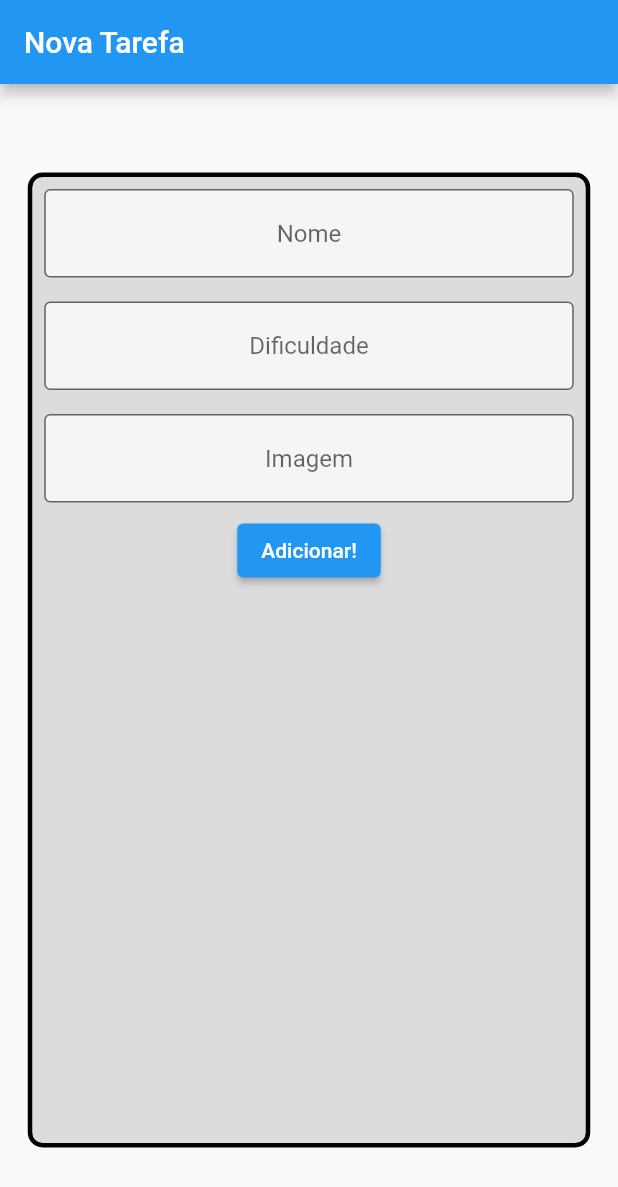
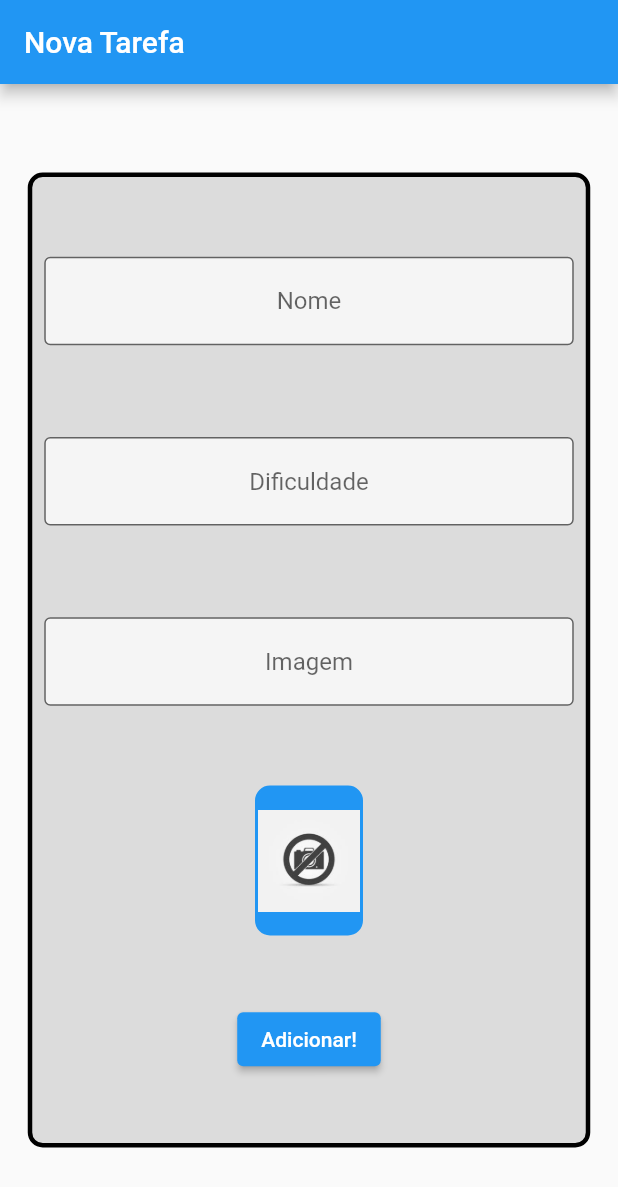
Before and after one commit to diegominelli/criador-de-tarefa-flutter, a Flutter app: the screen it shows after launch, on a phone screen of 412 x 824 dp. Shown: the top 1187 px of the screen. Run offline on Flutter 3.47's test engine with Material 2 defaults, Android fonts, the phone set to English and light mode, and no system bars; network calls fail.

Commit message:
tratando o erro da foto

```diff
--- a/lib/screens/form_screen.dart
+++ b/lib/screens/form_screen.dart
@@ -28,6 +28,8 @@ class _FormScreenState extends State<FormScreen> {
             border: Border.all(width: 3),
           ),
           child: Column(
+            mainAxisAlignment: MainAxisAlignment.spaceEvenly,
+            crossAxisAlignment: CrossAxisAlignment.center,
             children: [
               Padding(
                 padding: const EdgeInsets.all(8.0),
@@ -56,6 +58,9 @@ class _FormScreenState extends State<FormScreen> {
               Padding(
                 padding: const EdgeInsets.all(8.0),
                 child: TextFormField(
+                  onChanged: (text) {
+                    setState(() {});
+                  },
                   controller: imageController,
                   textAlign: TextAlign.center,
                   decoration: const InputDecoration(
@@ -65,13 +70,38 @@ class _FormScreenState extends State<FormScreen> {
                       filled: true),
                 ),
               ),
+              Container(
+                height: 100,
+                width: 72,
+                decoration: BoxDecoration(
+                  color: Colors.blue,
+                  borderRadius: BorderRadius.circular(10),
+                  border: Border.all(
+                    width: 2,
+                    color: Colors.blue,
+                  ),
+                ),
+                child: ClipRRect(
+                  borderRadius: BorderRadius.circular(10),
+                  child: Image.network(
+                    imageController.text,
+                    errorBuilder: (BuildContext context, Object exception,
+                        StackTrace? stackTrace) {
+                      return Image.asset('assets/images/nophoto.jpg');
+                    },
+                    fit: BoxFit.cover,
+                  ),
+                ),
+              ),
               ElevatedButton(
                 onPressed: () {
                   // ignore: avoid_print
                   print(nameController.text);
                   // ignore: avoid_print
                   print(
-                    int.parse(difficultyController.text),
+                    int.parse(
+                      difficultyController.text,
+                    ),
                   );
                   // ignore: avoid_print
                   print(imageController.text);
```
Also changed, not shown: assets/images/nophoto.jpg (added).
